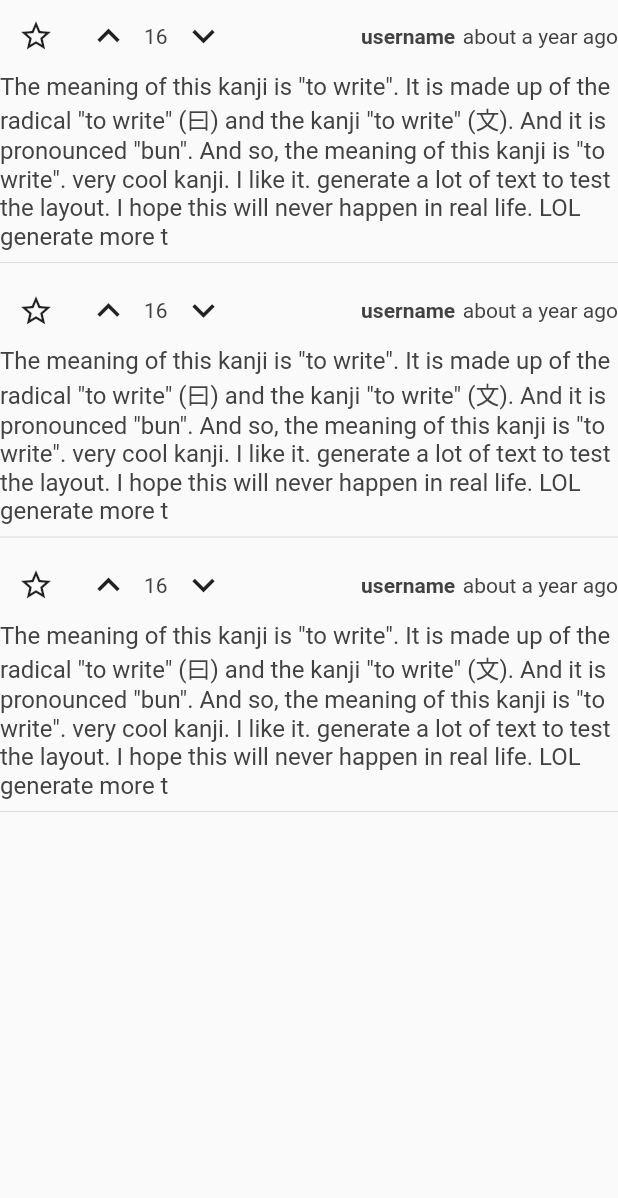
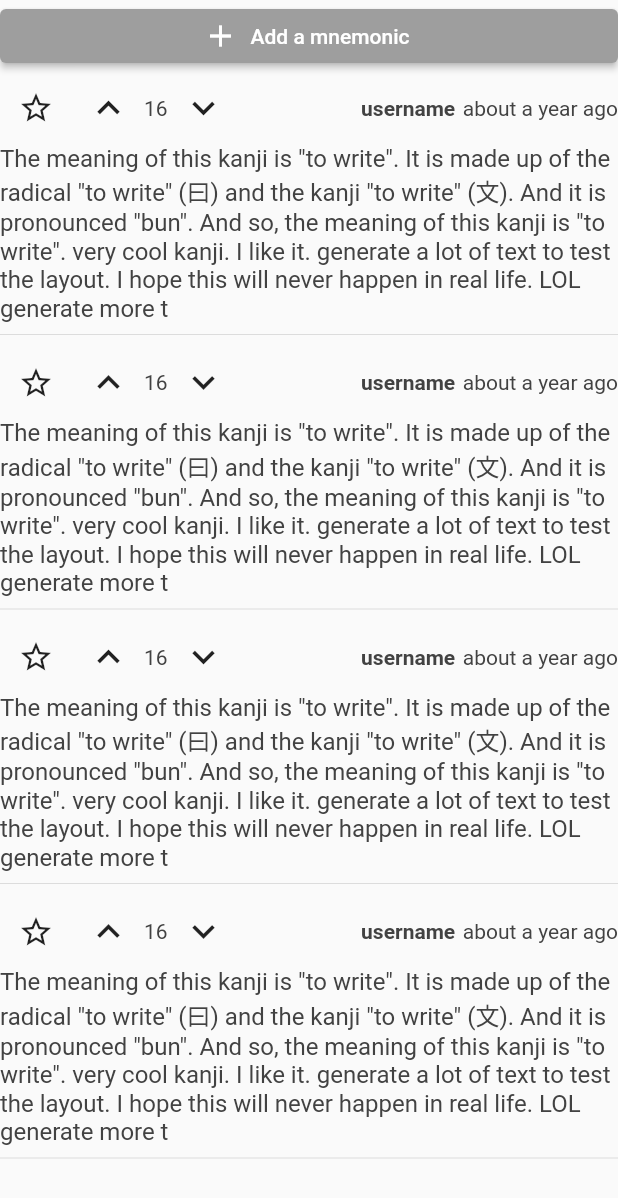
Before and after one commit to martingrzzler/robanohashi-app, a Flutter app: the MeaningMnemonics widget shown alone on an empty page, opened directly, on a phone screen of 412 x 824 dp. Shown: the top 1198 px of the screen. Run offline on Flutter 3.47's test engine with Material 2 defaults, Android fonts, the phone set to English and light mode, and no system bars; our stand-ins replace timeago; missing offline and left inert: jovial_svg; network calls fail.

```diff
--- a/lib/pages/kanji/kanji.dart
+++ b/lib/pages/kanji/kanji.dart
@@ -137,7 +137,7 @@ class _KanjiViewState extends State<KanjiView> {
                     ),
                     Expanded(
                         child: TabBarView(children: [
-                      const MeaningMnemonics(),
+                      MeaningMnemonics(),
                       TaggedMnemonic(
                         mnemonic: data.readingMnemonic,
                         tags: const {Tag.ja, Tag.kanji, Tag.reading},
@@ -153,8 +153,8 @@ class _KanjiViewState extends State<KanjiView> {
   }
 }
 
-class MeaningMnemonics extends StatelessWidget {
-  const MeaningMnemonics({
+class MeaningMnemonics extends StatefulWidget {
+  MeaningMnemonics({
     super.key,
   });
 
@@ -162,10 +162,79 @@ class MeaningMnemonics extends StatelessWidget {
       'The meaning of this kanji is "to write". It is made up of the radical "to write" (曰) and the kanji "to write" (文). And it is pronounced "bun". And so, the meaning of this kanji is "to write". very cool kanji. I like it. generate a lot of text to test the layout. I hope this will never happen in real life. LOL generate more t';
 
   @override
+  State<MeaningMnemonics> createState() => _MeaningMnemonicsState();
+}
+
+class _MeaningMnemonicsState extends State<MeaningMnemonics> {
+  bool _showForm = false;
+  final _formKey = GlobalKey<FormState>();
+
+  @override
   Widget build(BuildContext context) {
+    if (_showForm) {
+      return Form(
+        key: _formKey,
+        child: Stack(
+          children: [
+            Expanded(
+              child: Container(
+                decoration: BoxDecoration(
+                  color: Colors.grey[200],
+                  borderRadius: BorderRadius.circular(15),
+                ),
+                child: Padding(
+                  padding:
+                      const EdgeInsets.only(left: 10, right: 40.0, top: 25),
+                  child: TextFormField(
+                    maxLines: 50,
+                    autofocus: true,
+                    style: const TextStyle(
+                        fontSize: 16,
+                        color: Colors.black,
+                        fontWeight: FontWeight.w500),
+                    decoration: const InputDecoration(
+                        hintText: 'The more absurd the better...'),
+                  ),
+                ),
+              ),
+            ),
+            Align(
+              alignment: Alignment.bottomRight,
+              child: Material(
+                  color: Colors.transparent,
+                  child: IconButton(
+                      onPressed: () {}, icon: const Icon(Icons.send))),
+            ),
+            Align(
+              alignment: Alignment.topRight,
+              child: Material(
+                color: Colors.transparent,
+                child: IconButton(
+                    onPressed: () => setState(() {
+                          _showForm = false;
+                        }),
+                    icon: const Icon(Icons.close)),
+              ),
+            ),
+          ],
+        ),
+      );
+    }
+
     return ListView.builder(
-        itemCount: 3,
+        itemCount: 5,
         itemBuilder: (context, index) {
+          if (index == 0) {
+            return ElevatedButton.icon(
+              icon: const Icon(Icons.add),
+              onPressed: () {
+                setState(() {
+                  _showForm = true;
+                });
+              },
+              label: const Text('Add a mnemonic'),
+            );
+          }
           return Column(
             children: [
               Row(
@@ -205,10 +274,10 @@ class MeaningMnemonics extends StatelessWidget {
               ),
               Row(
                 crossAxisAlignment: CrossAxisAlignment.start,
-                children: [
-                  const Expanded(
+                children: const [
+                  Expanded(
                     child: Text(
-                      mnemonic,
+                      MeaningMnemonics.mnemonic,
                       style: TextStyle(fontSize: 16),
                     ),
                   ),
```
